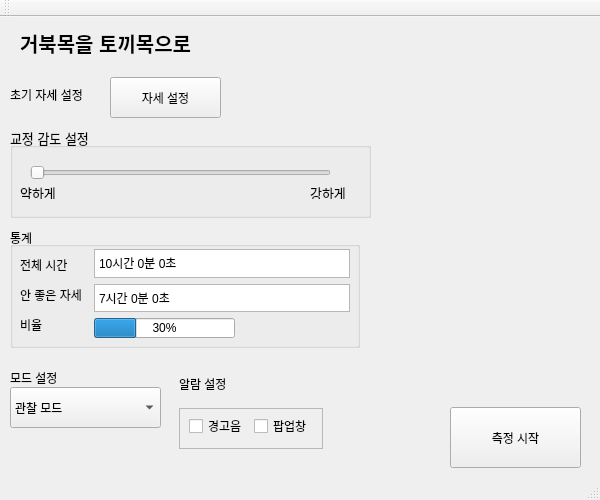
The window that iHunch/iHunch/iHunch.ui (eastclo/Prevention_iHunch) describes before a commit, drawn with Qt 5.
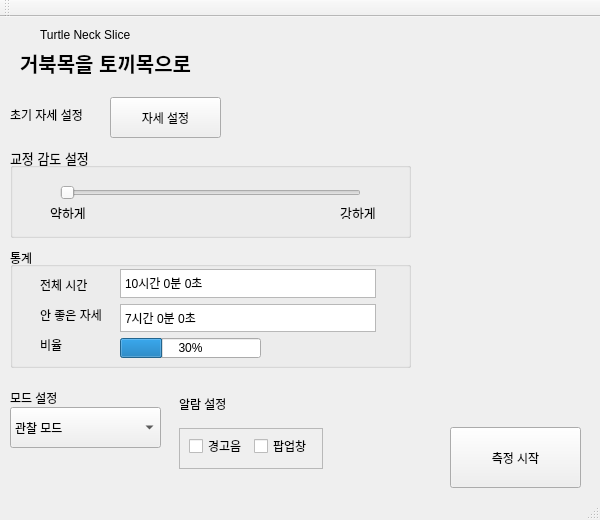
The same window after the commit. Icons and pictures are not drawn.

Commit message: Ui 및 타이틀바 수정

Diff of the .ui file:
```diff
--- a/iHunch/iHunch/iHunch.ui
+++ b/iHunch/iHunch/iHunch.ui
@@ -7,13 +7,19 @@
     <x>0</x>
     <y>0</y>
     <width>600</width>
-    <height>500</height>
+    <height>520</height>
    </rect>
   </property>
   <property name="minimumSize">
    <size>
     <width>600</width>
-    <height>500</height>
+    <height>520</height>
+   </size>
+  </property>
+  <property name="maximumSize">
+   <size>
+    <width>600</width>
+    <height>520</height>
    </size>
   </property>
   <property name="windowTitle">
@@ -28,7 +34,7 @@
     <property name="geometry">
      <rect>
       <x>20</x>
-      <y>0</y>
+      <y>20</y>
       <width>211</width>
       <height>51</height>
      </rect>
@@ -48,7 +54,7 @@
     <property name="geometry">
      <rect>
       <x>10</x>
-      <y>70</y>
+      <y>90</y>
       <width>121</width>
       <height>16</height>
      </rect>
@@ -61,7 +67,7 @@
     <property name="geometry">
      <rect>
       <x>110</x>
-      <y>60</y>
+      <y>80</y>
       <width>111</width>
       <height>41</height>
      </rect>
@@ -74,8 +80,8 @@
     <property name="geometry">
      <rect>
       <x>10</x>
-      <y>210</y>
-      <width>350</width>
+      <y>230</y>
+      <width>401</width>
       <height>121</height>
      </rect>
     </property>
@@ -94,7 +100,7 @@
     <widget class="QLabel" name="label_6">
      <property name="geometry">
       <rect>
-       <x>10</x>
+       <x>30</x>
        <y>30</y>
        <width>61</width>
        <height>16</height>
@@ -110,7 +116,7 @@
     <widget class="QLabel" name="label_7">
      <property name="geometry">
       <rect>
-       <x>10</x>
+       <x>30</x>
        <y>60</y>
        <width>68</width>
        <height>16</height>
@@ -126,7 +132,7 @@
     <widget class="QLabel" name="label_8">
      <property name="geometry">
       <rect>
-       <x>10</x>
+       <x>30</x>
        <y>90</y>
        <width>24</width>
        <height>16</height>
@@ -142,7 +148,7 @@
     <widget class="QProgressBar" name="progressBar">
      <property name="geometry">
       <rect>
-       <x>84</x>
+       <x>110</x>
        <y>91</y>
        <width>141</width>
        <height>20</height>
@@ -158,7 +164,7 @@
     <widget class="QTextBrowser" name="textBrowser">
      <property name="geometry">
       <rect>
-       <x>84</x>
+       <x>110</x>
        <y>22</y>
        <width>256</width>
        <height>29</height>
@@ -175,7 +181,7 @@
     <widget class="QTextBrowser" name="textBrowser_2">
      <property name="geometry">
       <rect>
-       <x>84</x>
+       <x>110</x>
        <y>57</y>
        <width>256</width>
        <height>28</height>
@@ -194,7 +200,7 @@
     <property name="geometry">
      <rect>
       <x>450</x>
-      <y>390</y>
+      <y>410</y>
       <width>131</width>
       <height>61</height>
      </rect>
@@ -207,7 +213,7 @@
     <property name="geometry">
      <rect>
       <x>10</x>
-      <y>350</y>
+      <y>370</y>
       <width>91</width>
       <height>21</height>
      </rect>
@@ -220,7 +226,7 @@
     <property name="geometry">
      <rect>
       <x>10</x>
-      <y>370</y>
+      <y>390</y>
       <width>151</width>
       <height>41</height>
      </rect>
@@ -240,7 +246,7 @@
     <property name="geometry">
      <rect>
       <x>170</x>
-      <y>350</y>
+      <y>370</y>
       <width>162</width>
       <height>91</height>
      </rect>
@@ -305,8 +311,8 @@
     <property name="geometry">
      <rect>
       <x>10</x>
-      <y>110</y>
-      <width>361</width>
+      <y>130</y>
+      <width>401</width>
       <height>91</height>
      </rect>
     </property>
@@ -321,7 +327,7 @@
     <widget class="QSlider" name="horizontalSlider">
      <property name="geometry">
       <rect>
-       <x>20</x>
+       <x>50</x>
        <y>30</y>
        <width>301</width>
        <height>31</height>
@@ -340,7 +346,7 @@
     <widget class="QLabel" name="label_4">
      <property name="geometry">
       <rect>
-       <x>0</x>
+       <x>30</x>
        <y>60</y>
        <width>56</width>
        <height>12</height>
@@ -359,7 +365,7 @@
     <widget class="QLabel" name="label_5">
      <property name="geometry">
       <rect>
-       <x>290</x>
+       <x>320</x>
        <y>60</y>
        <width>56</width>
        <height>12</height>
@@ -376,6 +382,107 @@
      </property>
     </widget>
    </widget>
+   <widget class="QWidget" name="myTitleBar" native="true">
+    <property name="geometry">
+     <rect>
+      <x>0</x>
+      <y>0</y>
+      <width>600</width>
+      <height>31</height>
+     </rect>
+    </property>
+    <widget class="QPushButton" name="closeBtn">
+     <property name="geometry">
+      <rect>
+       <x>570</x>
+       <y>10</y>
+       <width>20</width>
+       <height>20</height>
+      </rect>
+     </property>
+     <property name="focusPolicy">
+      <enum>Qt::TabFocus</enum>
+     </property>
+     <property name="toolTip">
+      <string>닫기</string>
+     </property>
+     <property name="styleSheet">
+      <string notr="true">border: none;</string>
+     </property>
+     <property name="text">
+      <string/>
+     </property>
+     <property name="icon">
+      <iconset resource="iHunch.qrc">
+       <normaloff>:/iHunch/close_icon.png</normaloff>:/iHunch/close_icon.png</iconset>
+     </property>
+    </widget>
+    <widget class="QPushButton" name="minBtn">
+     <property name="geometry">
+      <rect>
+       <x>540</x>
+       <y>10</y>
+       <width>20</width>
+       <height>20</height>
+      </rect>
+     </property>
+     <property name="focusPolicy">
+      <enum>Qt::TabFocus</enum>
+     </property>
+     <property name="toolTip">
+      <string>최소화</string>
+     </property>
+     <property name="styleSheet">
+      <string notr="true">border: none;</string>
+     </property>
+     <property name="text">
+      <string/>
+     </property>
+     <property name="icon">
+      <iconset resource="iHunch.qrc">
+       <normaloff>:/iHunch/minimum_icon.png</normaloff>:/iHunch/minimum_icon.png</iconset>
+     </property>
+    </widget>
+    <widget class="QLabel" name="label_3">
+     <property name="geometry">
+      <rect>
+       <x>40</x>
+       <y>10</y>
+       <width>101</width>
+       <height>16</height>
+      </rect>
+     </property>
+     <property name="text">
+      <string>Turtle Neck Slice</string>
+     </property>
+    </widget>
+    <widget class="QPushButton" name="pushButton_3">
+     <property name="geometry">
+      <rect>
+       <x>0</x>
+       <y>0</y>
+       <width>41</width>
+       <height>31</height>
+      </rect>
+     </property>
+     <property name="styleSheet">
+      <string notr="true">border: none;</string>
+     </property>
+     <property name="text">
+      <string/>
+     </property>
+     <property name="icon">
+      <iconset resource="iHunch.qrc">
+       <normaloff>:/iHunch/gb.png</normaloff>:/iHunch/gb.png</iconset>
+     </property>
+     <property name="iconSize">
+      <size>
+       <width>32</width>
+       <height>32</height>
+      </size>
+     </property>
+    </widget>
+   </widget>
   </widget>
   <widget class="QMenuBar" name="menuBar">
    <property name="geometry">
```
Left out of the diff: 39 changed lines with no effect on the pictures. The commit also changes 6 other files.
